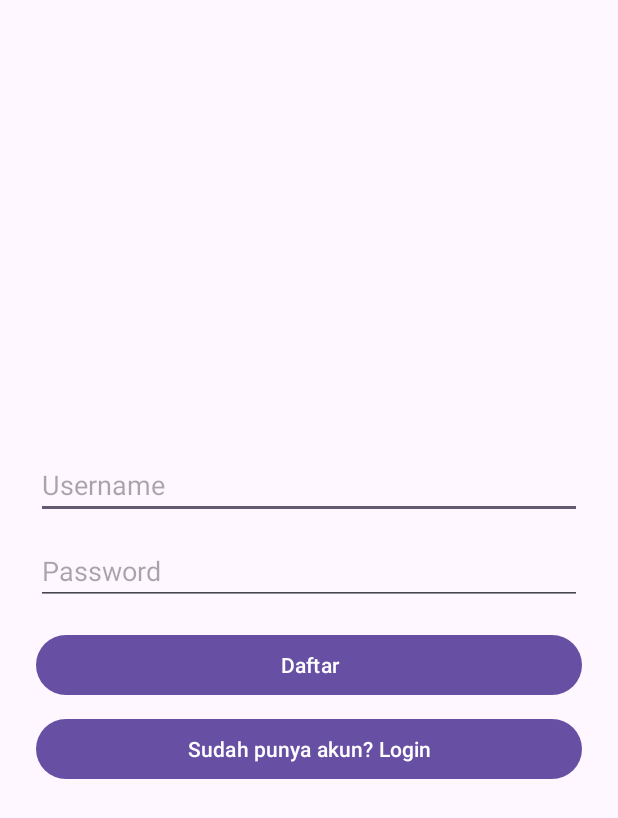
After one commit to mikailrizqy/ProjectMAP, an Android app: the RegisterActivity screen opened directly, with no data from a screen before it, on a phone screen of 412 x 824 dp. The commit adds this screen. Shown: the top 818 px of the screen. Run offline under Robolectric (Android 15) with nearby library versions, the phone set to English and light mode, and no system bars.

Commit message:
Login Register & Tambah ke Keranjang

```diff
--- a/app/build.gradle.kts
+++ b/app/build.gradle.kts
@@ -43,6 +43,7 @@ dependencies {
     implementation(libs.androidx.activity)
     implementation(libs.androidx.constraintlayout)
     implementation("androidx.cardview:cardview:1.0.0")
+    implementation("androidx.appcompat:appcompat:1.7.0")
     implementation("androidx.recyclerview:recyclerview:1.2.1")
     testImplementation(libs.junit)
     androidTestImplementation(libs.androidx.junit)
--- /dev/null
+++ b/app/src/main/java/com/example/projectmap/RegisterActivity.kt
@@ -0,0 +1,49 @@
+package com.example.projectmap
+
+import android.content.Intent
+import android.content.SharedPreferences
+import androidx.appcompat.app.AppCompatActivity
+import android.os.Bundle
+import android.widget.Button
+import android.widget.EditText
+import android.widget.Toast
+
+class RegisterActivity : AppCompatActivity() {
+
+    private lateinit var prefs: SharedPreferences
+
+    override fun onCreate(savedInstanceState: Bundle?) {
+        super.onCreate(savedInstanceState)
+        setContentView(R.layout.activity_register)
+
+        prefs = getSharedPreferences("UserPrefs", MODE_PRIVATE)
+
+        val etUsername = findViewById<EditText>(R.id.et_reg_username)
+        val etPassword = findViewById<EditText>(R.id.et_reg_password)
+        val btnRegister = findViewById<Button>(R.id.btn_register)
+        val btnGoLogin = findViewById<Button>(R.id.btn_go_login)
+
+        btnRegister.setOnClickListener {
+            val username = etUsername.text.toString()
+            val password = etPassword.text.toString()
+
+            if (username.isNotEmpty() && password.isNotEmpty()) {
+                prefs.edit().apply {
+                    putString("username", username)
+                    putString("password", password)
+                    apply()
+                }
+                Toast.makeText(this, "Registrasi berhasil!", Toast.LENGTH_SHORT).show()
+                startActivity(Intent(this, LoginActivity::class.java))
+                finish()
+            } else {
+                Toast.makeText(this, "Isi semua kolom!", Toast.LENGTH_SHORT).show()
+            }
+        }
+
+        btnGoLogin.setOnClickListener {
+            startActivity(Intent(this, LoginActivity::class.java))
+            finish()
+        }
+    }
+}
--- /dev/null
+++ b/app/src/main/res/drawable/baseline_shopping_basket_24.xml
@@ -0,0 +1,5 @@
+<vector xmlns:android="http://schemas.android.com/apk/res/android" android:height="24dp" android:tint="#000000" android:viewportHeight="24" android:viewportWidth="24" android:width="24dp">
+
+    <path android:fillColor="@android:color/white" android:pathData="M17.21,9l-4.38,-6.56c-0.19,-0.28 -0.51,-0.42 -0.83,-0.42 -0.32,0 -0.64,0.14 -0.83,0.43L6.79,9L2,9c-0.55,0 -1,0.45 -1,1 0,0.09 0.01,0.18 0.04,0.27l2.54,9.27c0.23,0.84 1,1.46 1.92,1.46h13c0.92,0 1.69,-0.62 1.93,-1.46l2.54,-9.27L23,10c0,-0.55 -0.45,-1 -1,-1h-4.79zM9,9l3,-4.4L15,9L9,9zM12,17c-1.1,0 -2,-0.9 -2,-2s0.9,-2 2,-2 2,0.9 2,2 -0.9,2 -2,2z"/>
+
+</vector>
--- a/app/src/main/res/layout/activity_main.xml
+++ b/app/src/main/res/layout/activity_main.xml
@@ -24,9 +24,9 @@
         android:layout_width="0dp"
         android:layout_height="0dp"
         android:padding="8dp"
+        app:layout_constraintTop_toBottomOf="@id/toolbar_main"
         app:layout_constraintBottom_toBottomOf="parent"
-        app:layout_constraintEnd_toEndOf="parent"
         app:layout_constraintStart_toStartOf="parent"
-        app:layout_constraintTop_toBottomOf="@id/toolbar_main" />
+        app:layout_constraintEnd_toEndOf="parent" />
 
 </androidx.constraintlayout.widget.ConstraintLayout>
--- /dev/null
+++ b/app/src/main/res/layout/activity_register.xml
@@ -0,0 +1,39 @@
+<?xml version="1.0" encoding="utf-8"?>
+<LinearLayout xmlns:android="http://schemas.android.com/apk/res/android"
+    android:orientation="vertical"
+    android:gravity="center"
+    android:padding="24dp"
+    android:layout_width="match_parent"
+    android:layout_height="match_parent">
+
+    <EditText
+        android:id="@+id/et_reg_username"
+        android:hint="@string/hint_username"
+        android:autofillHints="username"
+        android:inputType="text"
+        android:layout_width="match_parent"
+        android:layout_height="wrap_content" />
+
+    <EditText
+        android:id="@+id/et_reg_password"
+        android:hint="@string/hint_password"
+        android:autofillHints="password"
+        android:inputType="textPassword"
+        android:layout_width="match_parent"
+        android:layout_height="wrap_content"
+        android:layout_marginTop="12dp" />
+
+    <Button
+        android:id="@+id/btn_register"
+        android:text="@string/btn_register"
+        android:layout_width="match_parent"
+        android:layout_height="wrap_content"
+        android:layout_marginTop="16dp" />
+
+    <Button
+        android:id="@+id/btn_go_login"
+        android:text="@string/btn_go_login"
+        android:layout_width="match_parent"
+        android:layout_height="wrap_content"
+        android:layout_marginTop="8dp" />
+</LinearLayout>
--- a/app/src/main/res/values/strings.xml
+++ b/app/src/main/res/values/strings.xml
@@ -1,3 +1,7 @@
 <resources>
     <string name="app_name">Project MAP</string>
+    <string name="hint_username">Username</string>
+    <string name="hint_password">Password</string>
+    <string name="btn_register">Daftar</string>
+    <string name="btn_go_login">Sudah punya akun? Login</string>
 </resources>
```
Also changed, not shown: app/src/main/AndroidManifest.xml (+13 -7 lines), app/src/main/java/com/example/projectmap/CartActivity.kt (added, +88 -0 lines), app/src/main/java/com/example/projectmap/DetailProductActivity.kt (+36 -9 lines), app/src/main/java/com/example/projectmap/LoginActivity.kt (added, +46 -0 lines), app/src/main/java/com/example/projectmap/MainActivity.kt (+21 -2 lines), app/src/main/java/com/example/projectmap/SplashActivity.kt (+8 -4 lines), app/src/main/res/layout/activity_cart.xml (added, +46 -0 lines), app/src/main/res/layout/activity_login.xml (added, +36 -0 lines), app/src/main/res/menu/menu_main.xml (added, +11 -0 lines).
